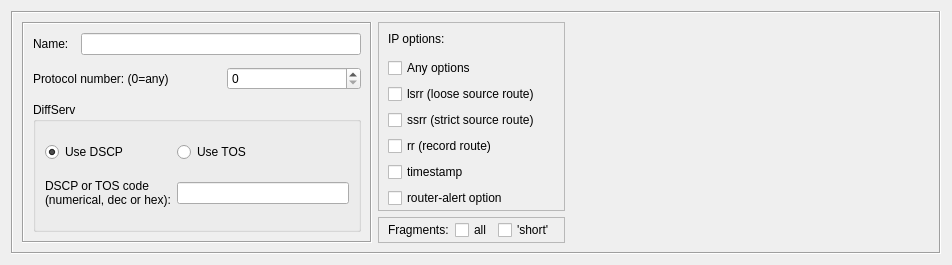
The window that src/libgui/ipservicedialog_q.ui (fwbuilder/fwbuilder) describes before a commit, drawn with Qt 5.
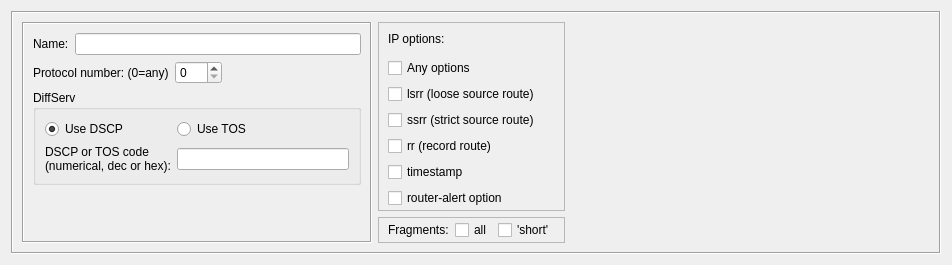
The same window after the commit. Custom widgets are drawn as their Qt base class.

Commit message: see #2536 avoiding FormLayout since it seems to be broken in older Qt

Diff of the .ui file:
```diff
--- a/src/libgui/ipservicedialog_q.ui
+++ b/src/libgui/ipservicedialog_q.ui
@@ -58,10 +58,7 @@
         <property name="frameShadow">
          <enum>QFrame::Sunken</enum>
         </property>
-        <layout class="QGridLayout">
-         <property name="spacing">
-          <number>12</number>
-         </property>
+        <layout class="QGridLayout" name="gridLayout">
          <item row="0" column="0">
           <widget class="QLabel" name="textLabel1">
            <property name="text">
@@ -72,7 +69,7 @@
            </property>
           </widget>
          </item>
-         <item row="0" column="1" colspan="2">
+         <item row="0" column="1">
           <widget class="QLineEdit" name="obj_name">
            <property name="sizePolicy">
             <sizepolicy hsizetype="Expanding" vsizetype="Fixed">
@@ -89,6 +86,8 @@
           </widget>
          </item>
          <item row="1" column="0" colspan="2">
+          <layout class="QHBoxLayout" name="horizontalLayout">
+           <item>
           <widget class="QLabel" name="textLabel3">
            <property name="text">
             <string>Protocol number: (0=any)</string>
@@ -98,14 +97,29 @@
            </property>
           </widget>
          </item>
-         <item row="1" column="2">
+           <item>
           <widget class="QSpinBox" name="protocolNum">
            <property name="maximum">
             <number>255</number>
            </property>
           </widget>
          </item>
-         <item row="2" column="0" colspan="3">
+           <item>
+            <spacer name="horizontalSpacer">
+             <property name="orientation">
+              <enum>Qt::Horizontal</enum>
+             </property>
+             <property name="sizeHint" stdset="0">
+              <size>
+               <width>40</width>
+               <height>20</height>
+              </size>
+             </property>
+            </spacer>
+           </item>
+          </layout>
+         </item>
+         <item row="2" column="0" colspan="2">
           <widget class="QGroupBox" name="groupBox">
            <property name="title">
             <string>DiffServ</string>
@@ -142,6 +156,19 @@
            </layout>
           </widget>
          </item>
+         <item row="3" column="1">
+          <spacer name="verticalSpacer">
+           <property name="orientation">
+            <enum>Qt::Vertical</enum>
+           </property>
+           <property name="sizeHint" stdset="0">
+            <size>
+             <width>20</width>
+             <height>34</height>
+            </size>
+           </property>
+          </spacer>
+         </item>
         </layout>
        </widget>
       </item>
```
Lines whose indentation alone changed are shown as unchanged. The commit also changes 19 other files.
